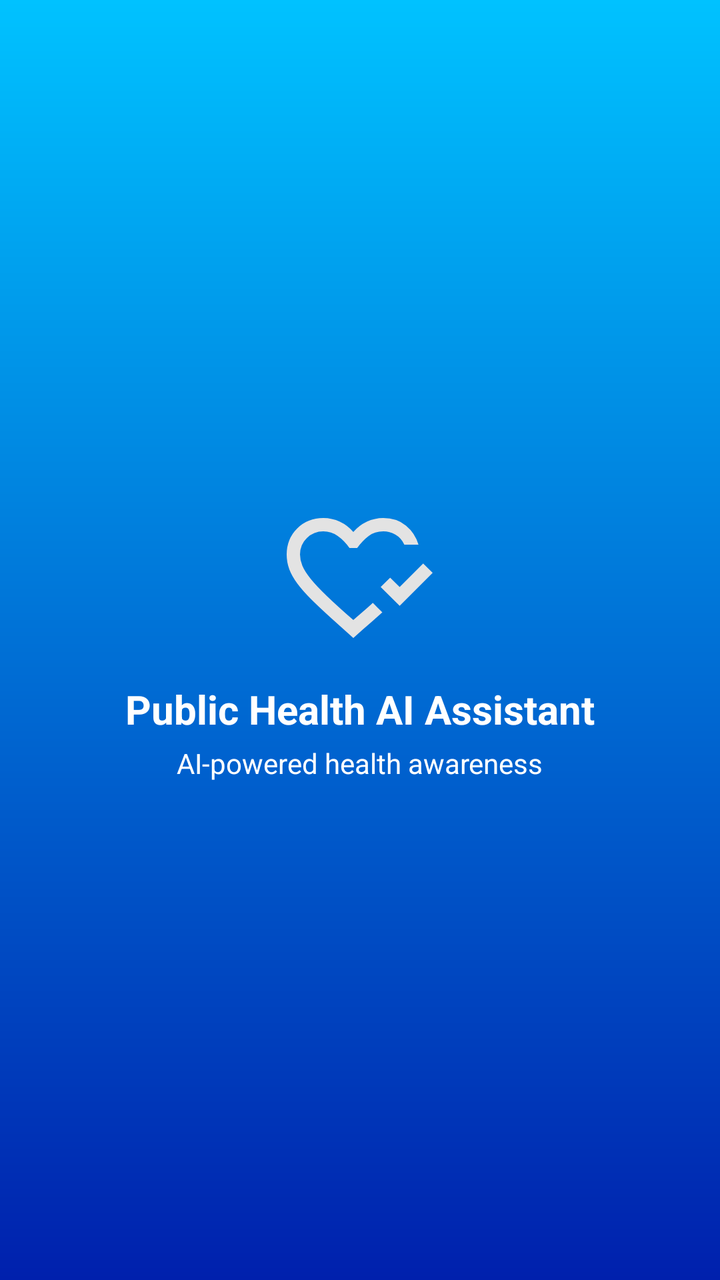
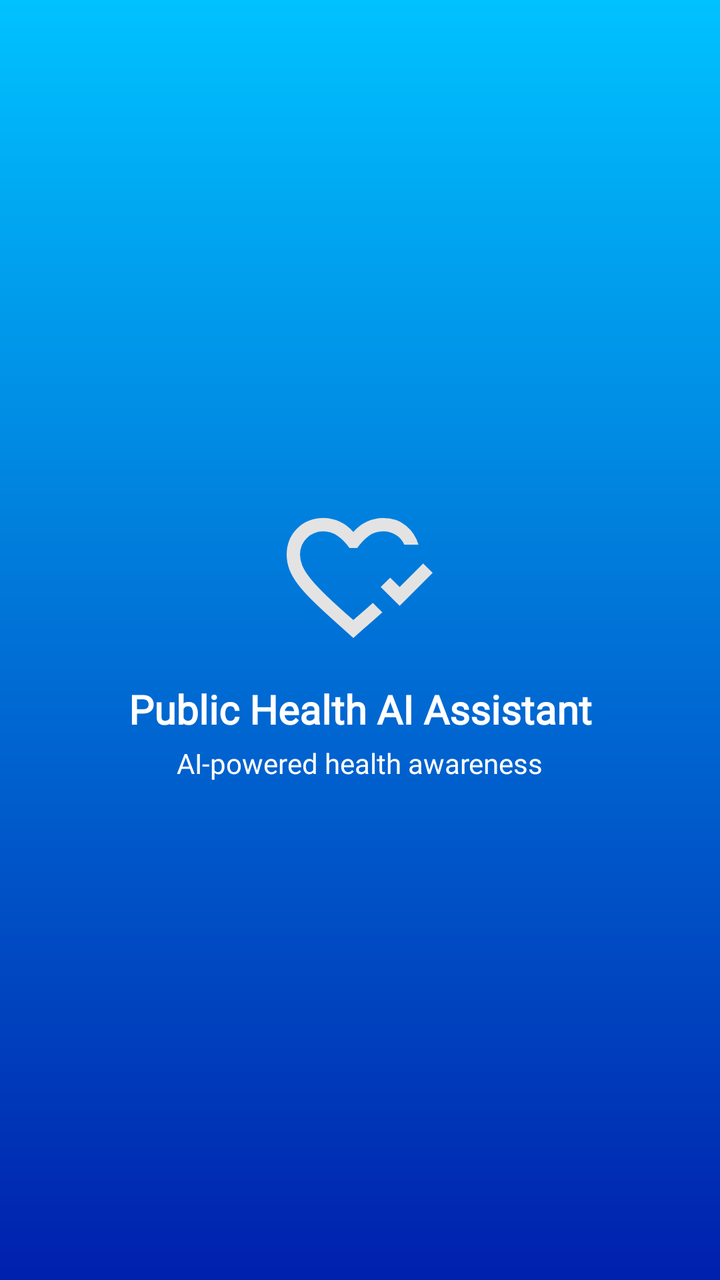

Compare the two renders of this Android layout. The source of the first and the diff that turns it into the second are given below.
<!-- AndroidManifest.xml: application theme Theme.HAAi -->
<!-- res/layout/activity_splash.xml -->
<?xml version="1.0" encoding="utf-8"?>
<androidx.constraintlayout.widget.ConstraintLayout
    xmlns:android="http://schemas.android.com/apk/res/android"
    xmlns:app="http://schemas.android.com/apk/res-auto"
    android:id="@+id/main"
    android:layout_width="match_parent"
    android:layout_height="match_parent"
    android:background="@drawable/vertical_grad">

    
    <LinearLayout
        android:id="@+id/centerLayout"
        android:layout_width="wrap_content"
        android:layout_height="wrap_content"
        android:orientation="vertical"
        android:gravity="center"
        app:layout_constraintTop_toTopOf="parent"
        app:layout_constraintBottom_toBottomOf="parent"
        app:layout_constraintStart_toStartOf="parent"
        app:layout_constraintEnd_toEndOf="parent">

        
        <ImageView
            android:id="@+id/logo"
            android:layout_width="80dp"
            android:layout_height="80dp"
            android:src="@drawable/ic_main"
            android:contentDescription="App Logo"/>

        
        <TextView
            android:layout_width="wrap_content"
            android:layout_height="wrap_content"
            android:text="Public Health AI Assistant"
            android:textSize="20sp"
            android:textStyle="bold"
            android:textColor="@android:color/white"
            android:layout_marginTop="12dp"/>

        
        <TextView
            android:layout_width="wrap_content"
            android:layout_height="wrap_content"
            android:text="AI-powered health awareness"
            android:textSize="14sp"
            android:textColor="@android:color/white"
            android:layout_marginTop="4dp"/>

    </LinearLayout>
   
</androidx.constraintlayout.widget.ConstraintLayout>
<!-- resources referenced by this layout -->
<resources>
  <!-- drawable ic_main (drawable) -->
  <vector xmlns:android="http://schemas.android.com/apk/res/android"
      android:width="24dp"
      android:height="24dp"
      android:viewportWidth="960"
      android:viewportHeight="960">
    <path
        android:pathData="M718,647 L604,534l57,-56 57,56 141,-141 57,56 -198,198ZM440,459ZM440,840L313,726q-72,-65 -123.5,-116t-85,-96q-33.5,-45 -49,-87T40,339q0,-94 63,-156.5T260,120q52,0 99,22t81,62q34,-40 81,-62t99,-22q81,0 136,45.5T831,280h-85q-18,-40 -53,-60t-73,-20q-51,0 -88,27.5T463,300h-46q-31,-45 -70.5,-72.5T260,200q-57,0 -98.5,39.5T120,339q0,33 14,67t50,78.5q36,44.5 98,104T440,732q26,-23 61,-53t56,-50l9,9 19.5,19.5L605,677l9,9q-22,20 -56,49.5T498,788l-58,52Z"
        android:fillColor="#e3e3e3"/>
  </vector>
  <!-- drawable vertical_grad (drawable) -->
  <?xml version="1.0" encoding="utf-8"?>
  <shape xmlns:android="http://schemas.android.com/apk/res/android">
      <gradient android:startColor="#0020AD" android:endColor="@color/gradient_end" android:angle="90"/>
  </shape>
  <style name="Theme.HAAi" parent="Base.Theme.HAAi" />
  <color name="gradient_end">#00C2FF</color>
  <style name="Base.Theme.HAAi" parent="Theme.Material3.DayNight.NoActionBar">
          
          
      </style>
</resources>

<!-- the commit's change to res/layout/activity_splash.xml (unified diff, before → after) -->
@@ -33,6 +33,8 @@
             android:layout_height="wrap_content"
             android:text="Public Health AI Assistant"
             android:textSize="20sp"
+            android:fontFamily="@font/nunito_normal"
+            android:textFontWeight="800"
             android:textStyle="bold"
             android:textColor="@android:color/white"
             android:layout_marginTop="12dp"/>
@@ -42,6 +44,8 @@
             android:layout_width="wrap_content"
             android:layout_height="wrap_content"
             android:text="AI-powered health awareness"
+            android:fontFamily="@font/nunito_normal"
+            android:textFontWeight="300"
             android:textSize="14sp"
             android:textColor="@android:color/white"
             android:layout_marginTop="4dp"/>
